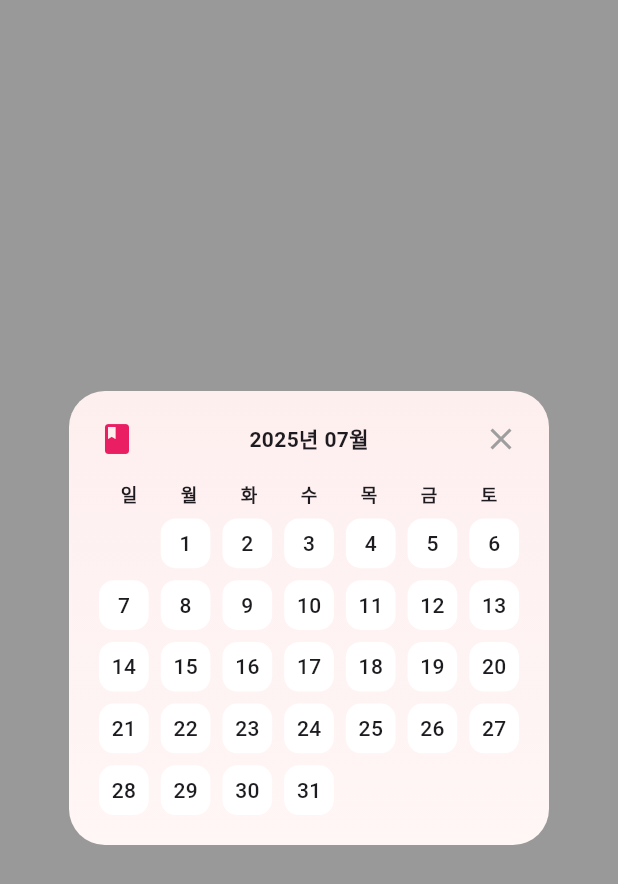
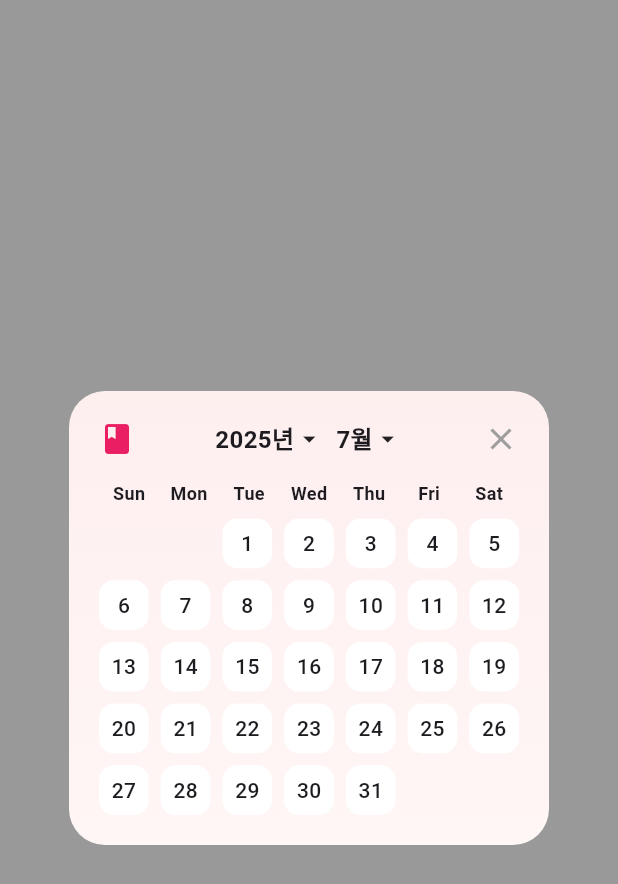
Before and after one commit to Zaixian5/Lunary, a Flutter app: the CalendarDialog screen opened directly, on a phone screen of 412 x 824 dp. Shown: the top 884 px of the screen. Run offline on Flutter 3.47's test engine with Material 3 defaults, Android fonts, the phone set to English and light mode, and no system bars; our stand-ins replace cloud_firestore, firebase_auth, firebase_core, flutter_dotenv; accounts and stored records are empty.

Commit message:
BugFix: 달력에 표시되는 요일과 일이 실제 달력과 맞지 않던 버그를 수정

```diff
--- a/lib/widgets/calendar_diaglog.dart
+++ b/lib/widgets/calendar_diaglog.dart
@@ -1,15 +1,70 @@
 import 'package:flutter/material.dart';
 import 'package:intl/intl.dart';
 
-class CalendarDialog extends StatelessWidget {
-  final Function(DateTime) onDateSelected;
+class CalendarDialog extends StatefulWidget {
+  final Function(String) onDateSelected;
 
   const CalendarDialog({super.key, required this.onDateSelected});
 
   @override
+  State<CalendarDialog> createState() => _CalendarDialogState();
+}
+
+class _CalendarDialogState extends State<CalendarDialog> {
+  late DateTime selectedMonth;
+
+  @override
+  void initState() {
+    super.initState();
+    selectedMonth = DateTime.now(); // 처음엔 현재 월로 시작
+  }
+
+  // 월 선택 다이얼로그
+  Future<void> _selectMonth() async {
+    final picked = await showDialog<int>(
+      context: context,
+      builder: (context) => SimpleDialog(
+        title: const Text('월 선택'),
+        children: List.generate(12, (i) {
+          return SimpleDialogOption(
+            onPressed: () => Navigator.pop(context, i + 1),
+            child: Text('${i + 1}월'),
+          );
+        }),
+      ),
+    );
+    if (picked != null) {
+      setState(() {
+        selectedMonth = DateTime(selectedMonth.year, picked, 1);
+      });
+    }
+  }
+
+  // 연도 선택 다이얼로그
+  Future<void> _selectYear() async {
+    final currentYear = DateTime.now().year;
+    final picked = await showDialog<int>(
+      context: context,
+      builder: (context) => SimpleDialog(
+        title: const Text('연도 선택'),
+        children: List.generate(21, (i) {
+          final year = currentYear - 10 + i;
+          return SimpleDialogOption(
+            onPressed: () => Navigator.pop(context, year),
+            child: Text('$year년'),
+          );
+        }),
+      ),
+    );
+    if (picked != null) {
+      setState(() {
+        selectedMonth = DateTime(picked, selectedMonth.month, 1);
+      });
+    }
+  }
+
+  @override
   Widget build(BuildContext context) {
-    // 오늘 날짜 기준 월로 시작
-    DateTime selectedMonth = DateTime.now();
     DateTime firstDayOfMonth = DateTime(
       selectedMonth.year,
       selectedMonth.month,
@@ -21,8 +76,12 @@ class CalendarDialog extends StatelessWidget {
       0,
     );
 
+    // 달력에서 첫 번째 날짜가 차지해야 할 인덱스(빈 칸 개수)
+    final int startOffset = (firstDayOfMonth.weekday % 7);
+    // 예: 월요일(1)이면 1, 일요일(7)이면 0
+
     return Scaffold(
-      backgroundColor: Colors.black.withOpacity(0.4), // 회색 배경 처리
+      backgroundColor: Colors.black.withOpacity(0.4),
       body: Center(
         child: Container(
           width: 320,
@@ -38,14 +97,47 @@ class CalendarDialog extends StatelessWidget {
           child: Column(
             mainAxisSize: MainAxisSize.min,
             children: [
-              // 다이얼로그 헤더
+              // 헤더: 월/연도 선택 버튼 추가
               Row(
                 mainAxisAlignment: MainAxisAlignment.spaceBetween,
                 children: [
                   const Icon(Icons.book, color: Colors.pink),
-                  Text(
-                    DateFormat('yyyy년 MM월').format(selectedMonth),
-                    style: const TextStyle(fontWeight: FontWeight.bold),
+                  Row(
+                    children: [
+                      // 연도 선택 버튼
+                      GestureDetector(
+                        onTap: _selectYear,
+                        child: Row(
+                          children: [
+                            Text(
+                              '${selectedMonth.year}년',
+                              style: const TextStyle(
+                                fontWeight: FontWeight.bold,
+                                fontSize: 16,
+                              ),
+                            ),
+                            const Icon(Icons.arrow_drop_down, size: 20),
+                          ],
+                        ),
+                      ),
+                      const SizedBox(width: 8),
+                      // 월 선택 버튼
+                      GestureDetector(
+                        onTap: _selectMonth,
+                        child: Row(
+                          children: [
+                            Text(
+                              '${selectedMonth.month}월',
+                              style: const TextStyle(
+                                fontWeight: FontWeight.bold,
+                                fontSize: 16,
+                              ),
+                            ),
+                            const Icon(Icons.arrow_drop_down, size: 20),
+                          ],
+                        ),
+                      ),
+                    ],
                   ),
                   GestureDetector(
                     onTap: () => Navigator.pop(context),
@@ -55,11 +147,19 @@ class CalendarDialog extends StatelessWidget {
               ),
               const SizedBox(height: 16),
 
-              // 요일 표시
+              // 요일
               Row(
                 mainAxisAlignment: MainAxisAlignment.spaceBetween,
                 children: List.generate(7, (index) {
-                  final weekday = ['일', '월', '화', '수', '목', '금', '토'];
+                  const weekday = [
+                    'Sun',
+                    'Mon',
+                    'Tue',
+                    'Wed',
+                    'Thu',
+                    'Fri',
+                    'Sat',
+                  ];
                   return Expanded(
                     child: Center(
                       child: Text(
@@ -75,7 +175,7 @@ class CalendarDialog extends StatelessWidget {
               ),
               const SizedBox(height: 8),
 
-              // 날짜 표시
+              // 날짜들
               GridView.builder(
                 shrinkWrap: true,
                 physics: const NeverScrollableScrollPhysics(),
@@ -84,23 +184,24 @@ class CalendarDialog extends StatelessWidget {
                   mainAxisSpacing: 8,
                   crossAxisSpacing: 8,
                 ),
-                itemCount: firstDayOfMonth.weekday - 1 + lastDayOfMonth.day,
+                itemCount: startOffset + lastDayOfMonth.day,
                 itemBuilder: (context, index) {
-                  if (index < firstDayOfMonth.weekday - 1) {
-                    return const SizedBox.shrink(); // 빈 칸
+                  if (index < startOffset) {
+                    return const SizedBox.shrink();
                   }
 
-                  final day = index - (firstDayOfMonth.weekday - 2);
+                  final day = index - startOffset + 1;
                   final date = DateTime(
                     selectedMonth.year,
                     selectedMonth.month,
                     day,
                   );
+                  final dateId = DateFormat('yyyy-MM-dd').format(date);
 
                   return GestureDetector(
                     onTap: () {
-                      Navigator.pop(context); // 다이얼로그 닫고
-                      onDateSelected(date); // 선택된 날짜 전달
+                      Navigator.pop(context);
+                      widget.onDateSelected(dateId); // 문자열로 전달
                     },
                     child: Container(
                       decoration: BoxDecoration(
```
